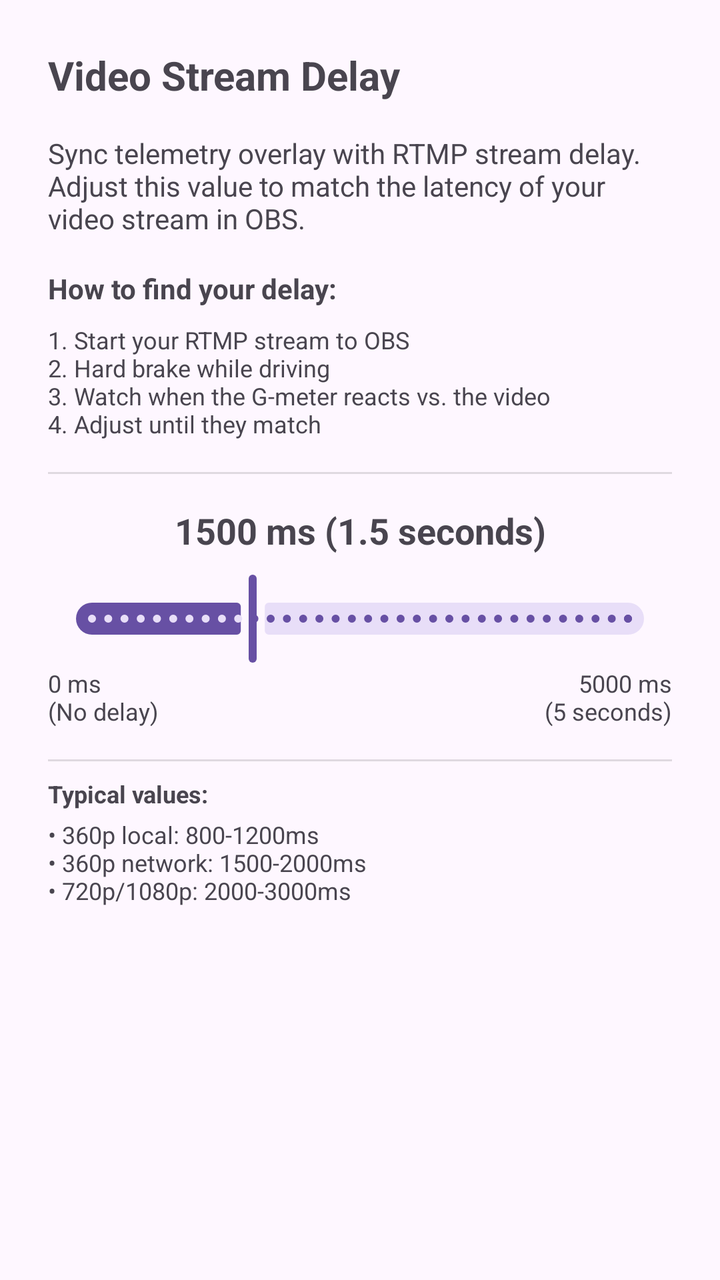
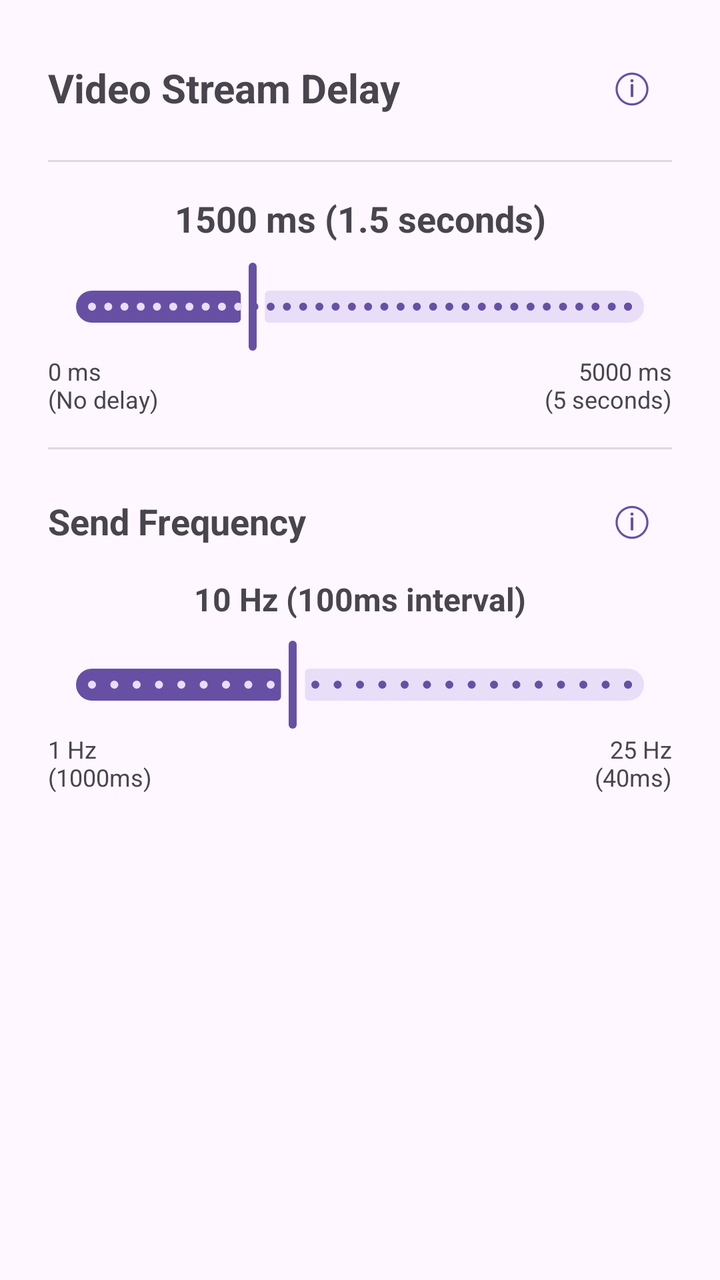

Two renders of the same Android screen: before a commit and after it. Below are the layout's source before the change and the commit's diff.
<!-- AndroidManifest.xml: application theme Theme.Material3.DayNight -->
<!-- res/layout/dialog_stream_delay.xml -->
<?xml version="1.0" encoding="utf-8"?>

<LinearLayout xmlns:android="http://schemas.android.com/apk/res/android"
    android:layout_width="match_parent"
    android:layout_height="wrap_content"
    android:orientation="vertical"
    android:padding="24dp">

    <com.google.android.material.textview.MaterialTextView
        android:layout_width="match_parent"
        android:layout_height="wrap_content"
        android:text="Video Stream Delay"
        android:textSize="20sp"
        android:textStyle="bold"
        android:paddingBottom="16dp" />

    <com.google.android.material.textview.MaterialTextView
        android:layout_width="match_parent"
        android:layout_height="wrap_content"
        android:text="Sync telemetry overlay with RTMP stream delay. Adjust this value to match the latency of your video stream in OBS."
        android:textSize="14sp"
        android:paddingBottom="16dp" />

    <com.google.android.material.textview.MaterialTextView
        android:layout_width="match_parent"
        android:layout_height="wrap_content"
        android:text="How to find your delay:"
        android:textSize="14sp"
        android:textStyle="bold"
        android:paddingBottom="8dp" />

    <com.google.android.material.textview.MaterialTextView
        android:layout_width="match_parent"
        android:layout_height="wrap_content"
        android:text="1. Start your RTMP stream to OBS\n2. Hard brake while driving\n3. Watch when the G-meter reacts vs. the video\n4. Adjust until they match"
        android:textSize="12sp"
        android:paddingBottom="16dp" />

    <View
        android:layout_width="match_parent"
        android:layout_height="1dp"
        android:layout_marginBottom="16dp"
        android:background="?android:attr/listDivider" />

    <com.google.android.material.textview.MaterialTextView
        android:id="@+id/videoDelayLabel"
        android:layout_width="match_parent"
        android:layout_height="wrap_content"
        android:text="1500 ms (1.5 seconds)"
        android:textSize="18sp"
        android:textStyle="bold"
        android:paddingBottom="8dp"
        android:gravity="center" />

    <com.google.android.material.slider.Slider
        android:id="@+id/videoDelaySlider"
        android:layout_width="match_parent"
        android:layout_height="wrap_content"
        android:valueFrom="0"
        android:valueTo="5000"
        android:value="1500"
        android:stepSize="100" />

    <LinearLayout
        android:layout_width="match_parent"
        android:layout_height="wrap_content"
        android:orientation="horizontal">

        <com.google.android.material.textview.MaterialTextView
            android:layout_width="0dp"
            android:layout_height="wrap_content"
            android:layout_weight="1"
            android:text="0 ms\n(No delay)"
            android:textSize="12sp"
            android:gravity="start" />

        <com.google.android.material.textview.MaterialTextView
            android:layout_width="0dp"
            android:layout_height="wrap_content"
            android:layout_weight="1"
            android:text="5000 ms\n(5 seconds)"
            android:textSize="12sp"
            android:gravity="end" />
    </LinearLayout>

    <View
        android:layout_width="match_parent"
        android:layout_height="1dp"
        android:layout_marginTop="16dp"
        android:layout_marginBottom="8dp"
        android:background="?android:attr/listDivider" />

    <com.google.android.material.textview.MaterialTextView
        android:layout_width="match_parent"
        android:layout_height="wrap_content"
        android:text="Typical values:"
        android:textSize="12sp"
        android:textStyle="bold"
        android:paddingBottom="4dp" />

    <com.google.android.material.textview.MaterialTextView
        android:layout_width="match_parent"
        android:layout_height="wrap_content"
        android:text="• 360p local: 800-1200ms\n• 360p network: 1500-2000ms\n• 720p/1080p: 2000-3000ms"
        android:textSize="12sp" />

</LinearLayout>
<!-- resources referenced by this layout -->
<resources>

</resources>

<!-- the commit's change to res/layout/dialog_stream_delay.xml (unified diff, before → after) -->
@@ -6,35 +6,32 @@
     android:orientation="vertical"
     android:padding="24dp">
 
-    <com.google.android.material.textview.MaterialTextView
+    <LinearLayout
         android:layout_width="match_parent"
         android:layout_height="wrap_content"
-        android:text="Video Stream Delay"
-        android:textSize="20sp"
-        android:textStyle="bold"
-        android:paddingBottom="16dp" />
+        android:orientation="horizontal"
+        android:gravity="center_vertical"
+        android:paddingBottom="16dp">
 
-    <com.google.android.material.textview.MaterialTextView
-        android:layout_width="match_parent"
-        android:layout_height="wrap_content"
-        android:text="Sync telemetry overlay with RTMP stream delay. Adjust this value to match the latency of your video stream in OBS."
-        android:textSize="14sp"
-        android:paddingBottom="16dp" />
+        <com.google.android.material.textview.MaterialTextView
+            android:layout_width="0dp"
+            android:layout_height="wrap_content"
+            android:layout_weight="1"
+            android:text="Video Stream Delay"
+            android:textSize="20sp"
+            android:textStyle="bold" />
 
-    <com.google.android.material.textview.MaterialTextView
-        android:layout_width="match_parent"
-        android:layout_height="wrap_content"
-        android:text="How to find your delay:"
-        android:textSize="14sp"
-        android:textStyle="bold"
-        android:paddingBottom="8dp" />
-
-    <com.google.android.material.textview.MaterialTextView
-        android:layout_width="match_parent"
-        android:layout_height="wrap_content"
-        android:text="1. Start your RTMP stream to OBS\n2. Hard brake while driving\n3. Watch when the G-meter reacts vs. the video\n4. Adjust until they match"
-        android:textSize="12sp"
-        android:paddingBottom="16dp" />
+        <com.google.android.material.button.MaterialButton
+            android:id="@+id/delayInfoButton"
+            android:layout_width="40dp"
+            android:layout_height="40dp"
+            android:text="ⓘ"
+            android:textSize="20sp"
+            android:insetTop="0dp"
+            android:insetBottom="0dp"
+            android:padding="0dp"
+            style="@style/Widget.Material3.Button.IconButton" />
+    </LinearLayout>
 
     <View
         android:layout_width="match_parent"
@@ -87,21 +84,75 @@
         android:layout_width="match_parent"
         android:layout_height="1dp"
         android:layout_marginTop="16dp"
-        android:layout_marginBottom="8dp"
+        android:layout_marginBottom="16dp"
         android:background="?android:attr/listDivider" />
 
-    <com.google.android.material.textview.MaterialTextView
+    <LinearLayout
         android:layout_width="match_parent"
         android:layout_height="wrap_content"
-        android:text="Typical values:"
-        android:textSize="12sp"
-        android:textStyle="bold"
-        android:paddingBottom="4dp" />
+        android:orientation="horizontal"
+        android:gravity="center_vertical"
+        android:paddingBottom="8dp">
+
+        <com.google.android.material.textview.MaterialTextView
+            android:layout_width="0dp"
+            android:layout_height="wrap_content"
+            android:layout_weight="1"
+            android:text="Send Frequency"
+            android:textSize="18sp"
+            android:textStyle="bold" />
+
+        <com.google.android.material.button.MaterialButton
+            android:id="@+id/frequencyInfoButton"
+            android:layout_width="40dp"
+            android:layout_height="40dp"
+            android:text="ⓘ"
+            android:textSize="20sp"
+            android:insetTop="0dp"
+            android:insetBottom="0dp"
+            android:padding="0dp"
+            style="@style/Widget.Material3.Button.IconButton" />
+    </LinearLayout>
 
     <com.google.android.material.textview.MaterialTextView
+        android:id="@+id/frequencyLabel"
         android:layout_width="match_parent"
         android:layout_height="wrap_content"
-        android:text="• 360p local: 800-1200ms\n• 360p network: 1500-2000ms\n• 720p/1080p: 2000-3000ms"
-        android:textSize="12sp" />
+        android:text="10 Hz (100ms interval)"
+        android:textSize="16sp"
+        android:textStyle="bold"
+        android:paddingBottom="8dp"
+        android:gravity="center" />
+
+    <com.google.android.material.slider.Slider
+        android:id="@+id/frequencySlider"
+        android:layout_width="match_parent"
+        android:layout_height="wrap_content"
+        android:valueFrom="1"
+        android:valueTo="25"
+        android:value="10"
+        android:stepSize="1" />
+
+    <LinearLayout
+        android:layout_width="match_parent"
+        android:layout_height="wrap_content"
+        android:orientation="horizontal">
+
+        <com.google.android.material.textview.MaterialTextView
+            android:layout_width="0dp"
+            android:layout_height="wrap_content"
+            android:layout_weight="1"
+            android:text="1 Hz\n(1000ms)"
+            android:textSize="12sp"
+            android:gravity="start" />
+
+        <com.google.android.material.textview.MaterialTextView
+            android:layout_width="0dp"
+            android:layout_height="wrap_content"
+            android:layout_weight="1"
+            android:text="25 Hz\n(40ms)"
+            android:textSize="12sp"
+            android:gravity="end" />
+    </LinearLayout>
 
 </LinearLayout>
